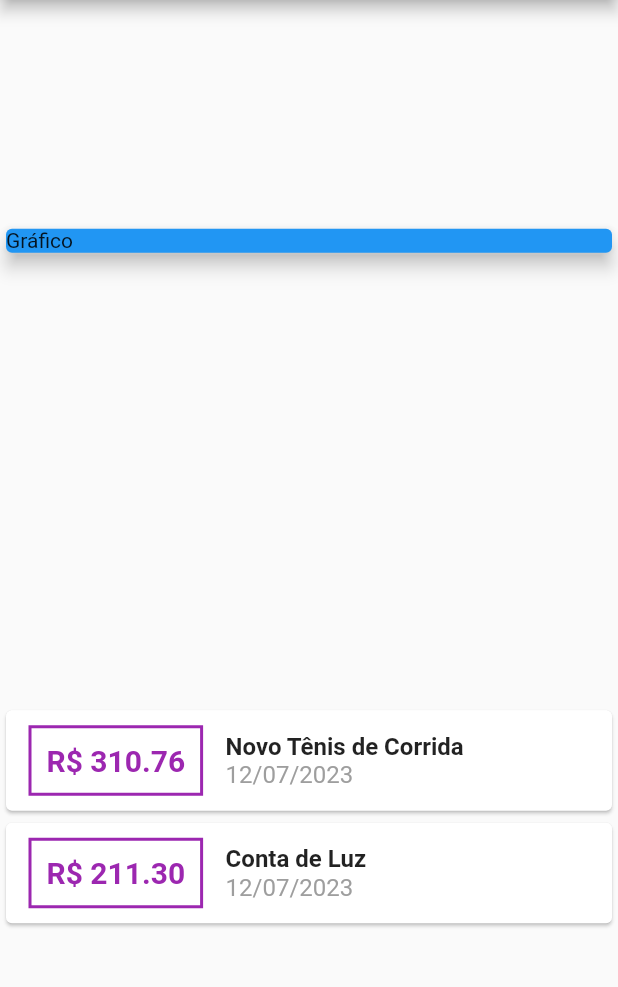
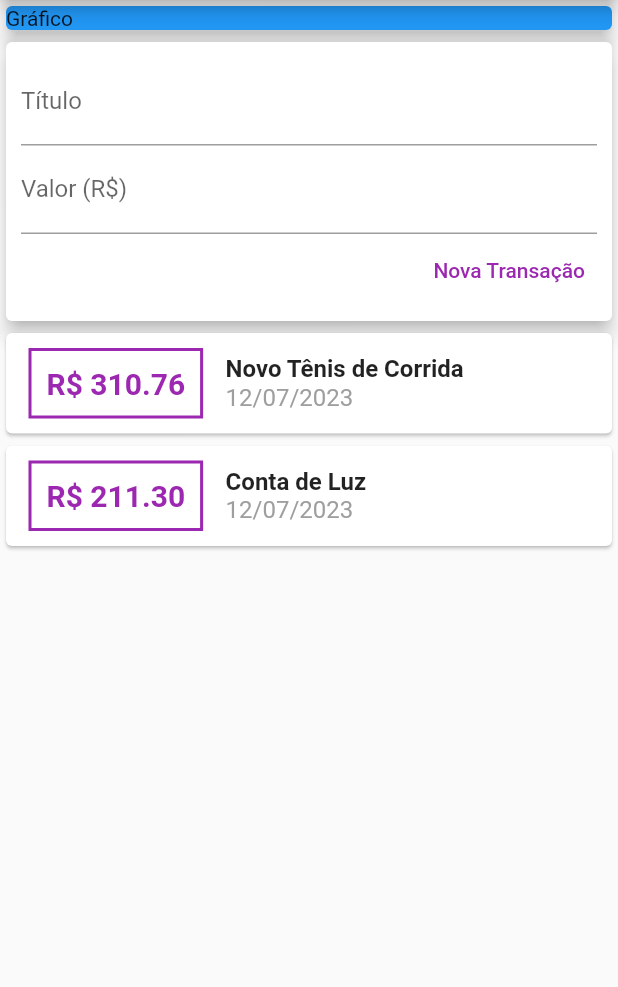
Before and after one commit to Br3n0L/despesas_pessoais, a Flutter app: the screen it shows after launch, on a phone screen of 412 x 824 dp, the part 84-1071 px from its top. Run offline on Flutter 3.47's test engine with Material 2 defaults, Android fonts, the phone set to English and light mode, and no system bars.

Commit message:
Alterações Diversas

```diff
--- a/lib/components/transaction_list.dart
+++ b/lib/components/transaction_list.dart
@@ -9,7 +9,10 @@ class TransactionList extends StatelessWidget {
 
   @override
   Widget build(BuildContext context) {
-    return Column(
+    return Container(
+      height: 300,
+      child: SingleChildScrollView(
+        child: Column(
           children: transactions.map((tr) {
             return Card(
               child: Row(children: [
@@ -55,6 +58,8 @@ class TransactionList extends StatelessWidget {
               ]),
             );
           }).toList(),
+        ),
+      ),
     );
   }
 }
--- a/lib/components/transactions_form.dart
+++ b/lib/components/transactions_form.dart
@@ -1,9 +1,12 @@
 import 'package:flutter/material.dart';
 
 class TransactionForm extends StatelessWidget {
-  final titleControler = TextEditingController();
-  final valueControler = TextEditingController();
-  TransactionForm({super.key});
+  final titleController = TextEditingController();
+  final valueController = TextEditingController();
+
+  final void Function(String, double) onSubmit;
+
+  TransactionForm(this.onSubmit, {Key? key}) : super(key: key);
 
   @override
   Widget build(BuildContext context) {
@@ -12,23 +15,37 @@ class TransactionForm extends StatelessWidget {
       child: Padding(
         padding: const EdgeInsets.all(10),
         child: Column(
-          children: <Widget>[
+          children: [
             TextField(
-              controller: titleControler,
+              controller: titleController,
               decoration: const InputDecoration(
-                labelText: ('Titulo'),
+                labelText: 'Título',
               ),
             ),
             TextField(
               keyboardType: TextInputType.number,
-              controller: valueControler,
+              controller: valueController,
               decoration: const InputDecoration(
-                labelText: ('Valor R\$'),
+                labelText: 'Valor (R\$)',
               ),
             ),
-            TextButton(
-              onPressed: () {},
-              child: const Text('Nova Transação'),
+            Row(
+              mainAxisAlignment: MainAxisAlignment.end,
+              children: <Widget>[
+                TextButton(
+                  child: const Text(
+                    'Nova Transação',
+                    style: TextStyle(
+                      color: Colors.purple,
+                    ),
+                  ),
+                  onPressed: () {
+                    final title = titleController.text;
+                    final value = double.tryParse(valueController.text) ?? 0;
+                    onSubmit(title, value);
+                  },
+                )
+              ],
             ),
           ],
         ),
--- a/lib/main.dart
+++ b/lib/main.dart
@@ -1,8 +1,5 @@
-import 'package:despesas_pessoais/components/transaction_list.dart';
-import 'package:despesas_pessoais/components/transactions_form.dart';
 import 'package:flutter/material.dart';
 
-import 'models/transaction_list.dart';
 import 'components/transaction_user.dart';
 
 main() => runApp(const ExpensesApp());
@@ -26,7 +23,8 @@ class MyHomePage extends StatelessWidget {
       appBar: AppBar(
         title: const Text('Despesas Pessoais'),
       ),
-      body: const Column(
+      body: const SingleChildScrollView(
+        child: Column(
           mainAxisAlignment: MainAxisAlignment.spaceAround,
           crossAxisAlignment: CrossAxisAlignment.stretch,
           children: <Widget>[
@@ -40,6 +38,7 @@ class MyHomePage extends StatelessWidget {
             TransactionUser(),
           ],
         ),
+      ),
     );
   }
 }
```
Also changed, not shown: lib/components/transaction_user.dart (+16 -0 lines). Lines whose indentation alone changed are shown as unchanged.
